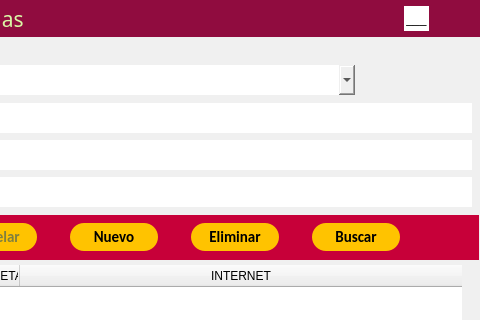
Old version of the form gui/main.ui in the repository QuitoAr/Cine; both pictures show x 247 to 727 and y 0 to 320 of the 727 by 572 pixel window.
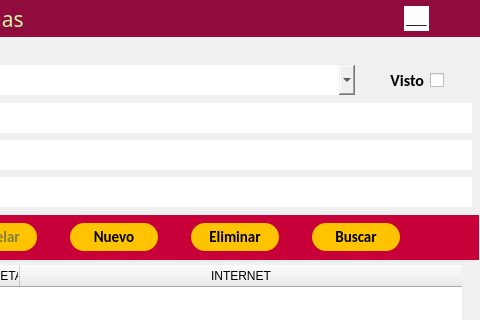
New version of the form. Icons and pictures are not drawn.

What changed in the file:
```diff
--- a/gui/main.ui
+++ b/gui/main.ui
@@ -88,8 +88,8 @@
   </property>
   <property name="iconSize">
    <size>
-    <width>50</width>
-    <height>50</height>
+    <width>70</width>
+    <height>70</height>
    </size>
   </property>
   <property name="tabShape">
@@ -3393,6 +3393,36 @@
      </size>
     </property>
    </widget>
+   <widget class="QCheckBox" name="ckbVisto">
+    <property name="geometry">
+     <rect>
+      <x>620</x>
+      <y>70</y>
+      <width>71</width>
+      <height>21</height>
+     </rect>
+    </property>
+    <property name="font">
+     <font>
+      <family>Calibri</family>
+      <pointsize>12</pointsize>
+      <weight>75</weight>
+      <bold>true</bold>
+     </font>
+    </property>
+    <property name="layoutDirection">
+     <enum>Qt::RightToLeft</enum>
+    </property>
+    <property name="text">
+     <string>Visto</string>
+    </property>
+    <property name="iconSize">
+     <size>
+      <width>30</width>
+      <height>30</height>
+     </size>
+    </property>
+   </widget>
   </widget>
   <action name="actionNuevo">
    <property name="text">
```
Left out of the diff: 6 changed lines with no effect on the pictures.
